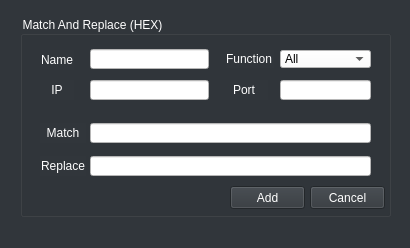
First picture: the form in Cataclysm_Version/friTCP/match_and_replace_add.ui, repository Normaltic1018/friTCP, before the edit.
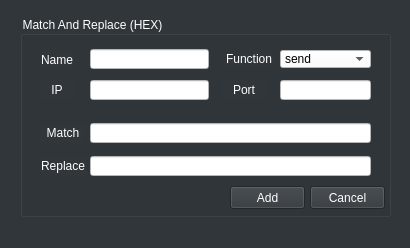
Second picture: the form after the edit.

What changed in the file:
```diff
--- a/Cataclysm_Version/friTCP/match_and_replace_add.ui
+++ b/Cataclysm_Version/friTCP/match_and_replace_add.ui
@@ -717,7 +717,7 @@
      </property>
      <item>
       <property name="text">
-       <string>All</string>
+       <string>send</string>
       </property>
      </item>
      <item>
```
Left out of the diff: 29 changed lines with no effect on the pictures.
